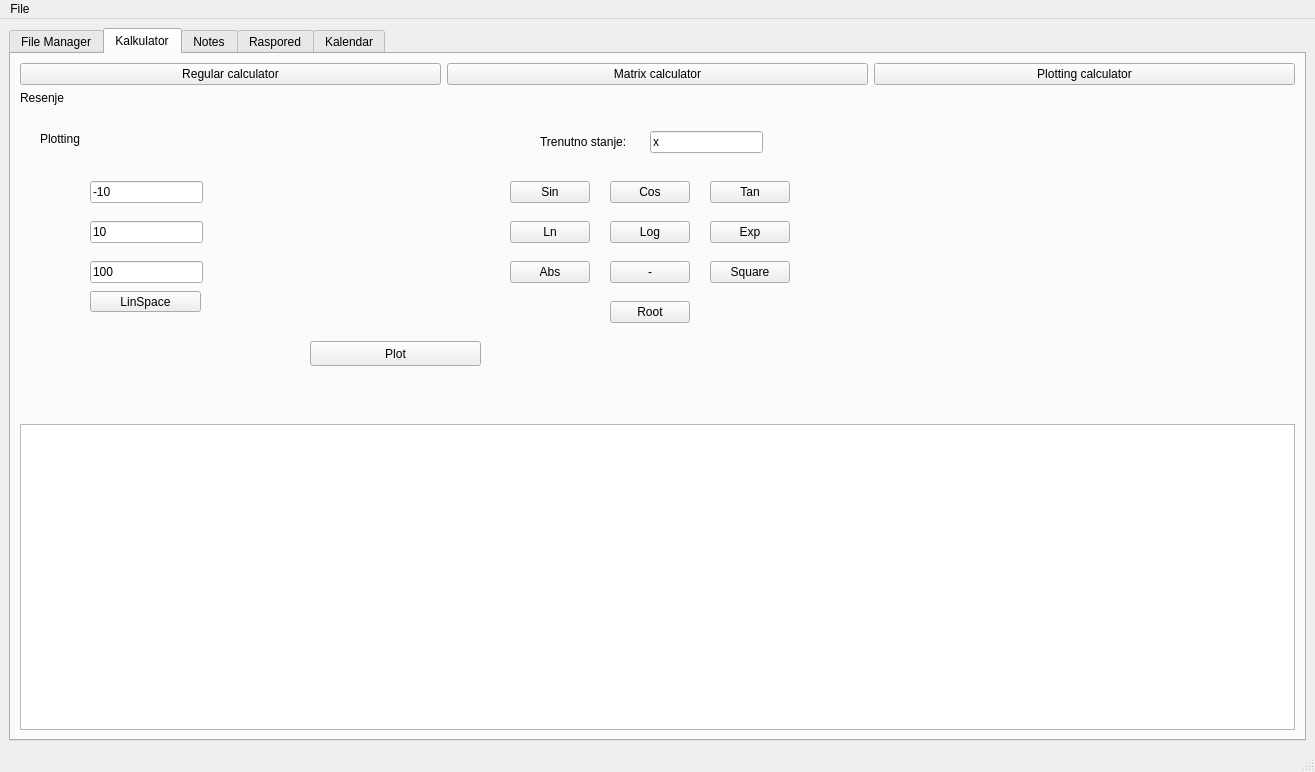
milalukic/matfHub, file matfHub/mainwindow.ui: the form before one commit.
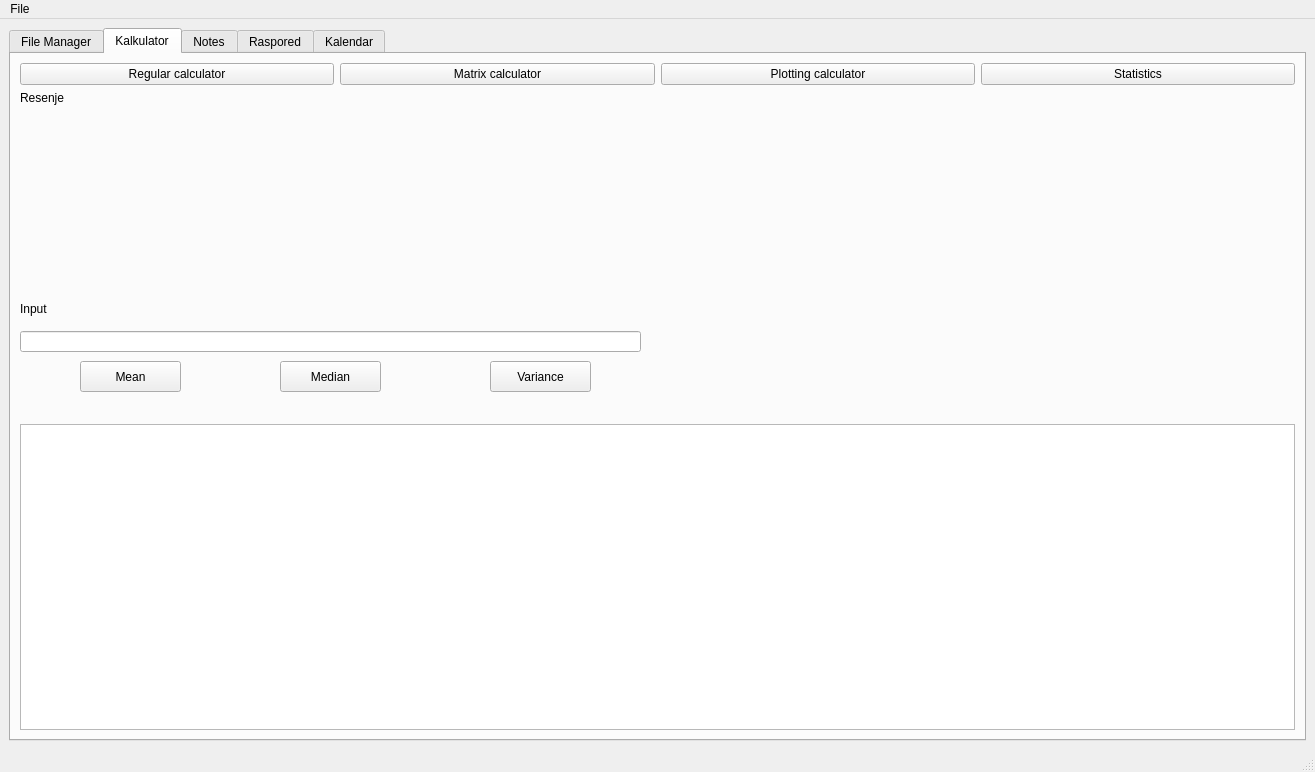
The form after the commit. Icons and pictures are not drawn.

Commit message: dodat kalkulator za statistiku i osnovne funkcije za njega.

Diff of the .ui file:
```diff
--- a/matfHub/mainwindow.ui
+++ b/matfHub/mainwindow.ui
@@ -1961,6 +1961,13 @@
             </property>
            </widget>
           </item>
+          <item>
+           <widget class="QPushButton" name="pbChangeStat">
+            <property name="text">
+             <string>Statistics</string>
+            </property>
+           </widget>
+          </item>
          </layout>
         </item>
         <item>
@@ -1973,7 +1980,7 @@
         <item>
          <widget class="QStackedWidget" name="stackedWidget">
           <property name="currentIndex">
-           <number>2</number>
+           <number>3</number>
           </property>
           <widget class="QWidget" name="page">
            <layout class="QVBoxLayout" name="verticalLayout_4">
@@ -2438,6 +2445,70 @@
             </property>
            </widget>
           </widget>
+          <widget class="QWidget" name="page_4">
+           <widget class="QLineEdit" name="leStat">
+            <property name="geometry">
+             <rect>
+              <x>0</x>
+              <y>220</y>
+              <width>621</width>
+              <height>21</height>
+             </rect>
+            </property>
+           </widget>
+           <widget class="QLabel" name="label_9">
+            <property name="geometry">
+             <rect>
+              <x>0</x>
+              <y>190</y>
+              <width>58</width>
+              <height>15</height>
+             </rect>
+            </property>
+            <property name="text">
+             <string>Input</string>
+            </property>
+           </widget>
+           <widget class="QPushButton" name="pbMean">
+            <property name="geometry">
+             <rect>
+              <x>60</x>
+              <y>250</y>
+              <width>101</width>
+              <height>31</height>
+             </rect>
+            </property>
+            <property name="text">
+             <string>Mean</string>
+            </property>
+           </widget>
+           <widget class="QPushButton" name="pbVariance">
+            <property name="geometry">
+             <rect>
+              <x>470</x>
+              <y>250</y>
+              <width>101</width>
+              <height>31</height>
+             </rect>
+            </property>
+            <property name="text">
+             <string>Variance</string>
+            </property>
+           </widget>
+           <widget class="QPushButton" name="pbMedian">
+            <property name="geometry">
+             <rect>
+              <x>260</x>
+              <y>250</y>
+              <width>101</width>
+              <height>31</height>
+             </rect>
+            </property>
+            <property name="text">
+             <string>Median</string>
+            </property>
+           </widget>
+          </widget>
          </widget>
         </item>
         <item>
```
Left out of the diff: 2 changed lines with no effect on the pictures. The commit also changes 2 other files.
